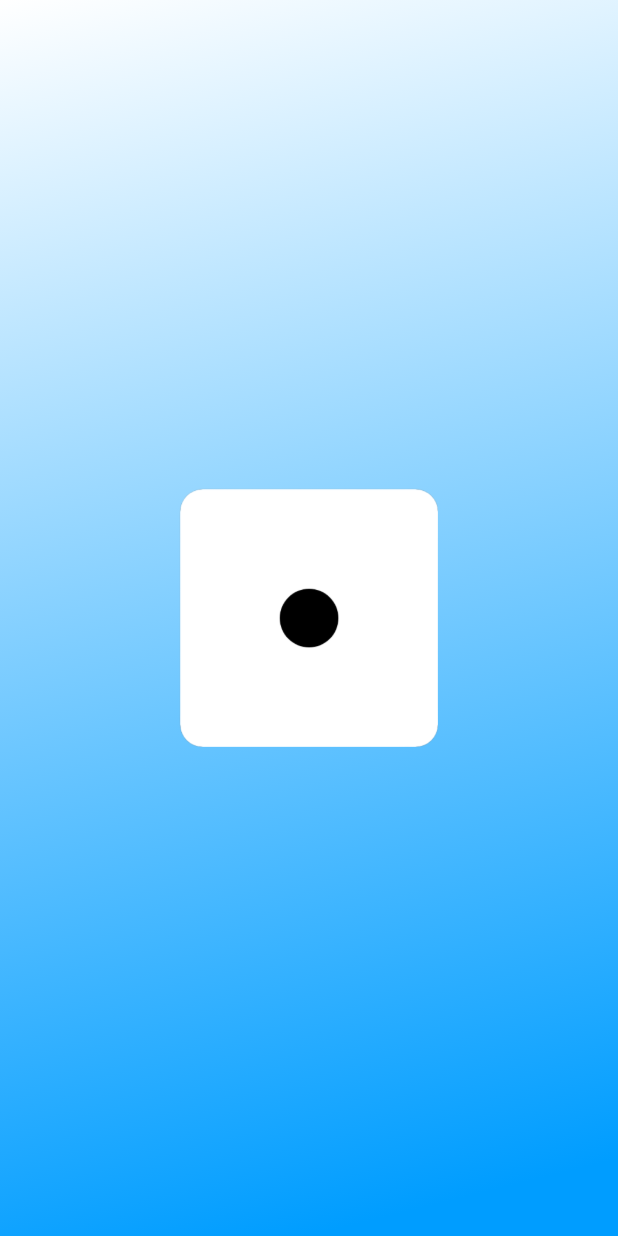
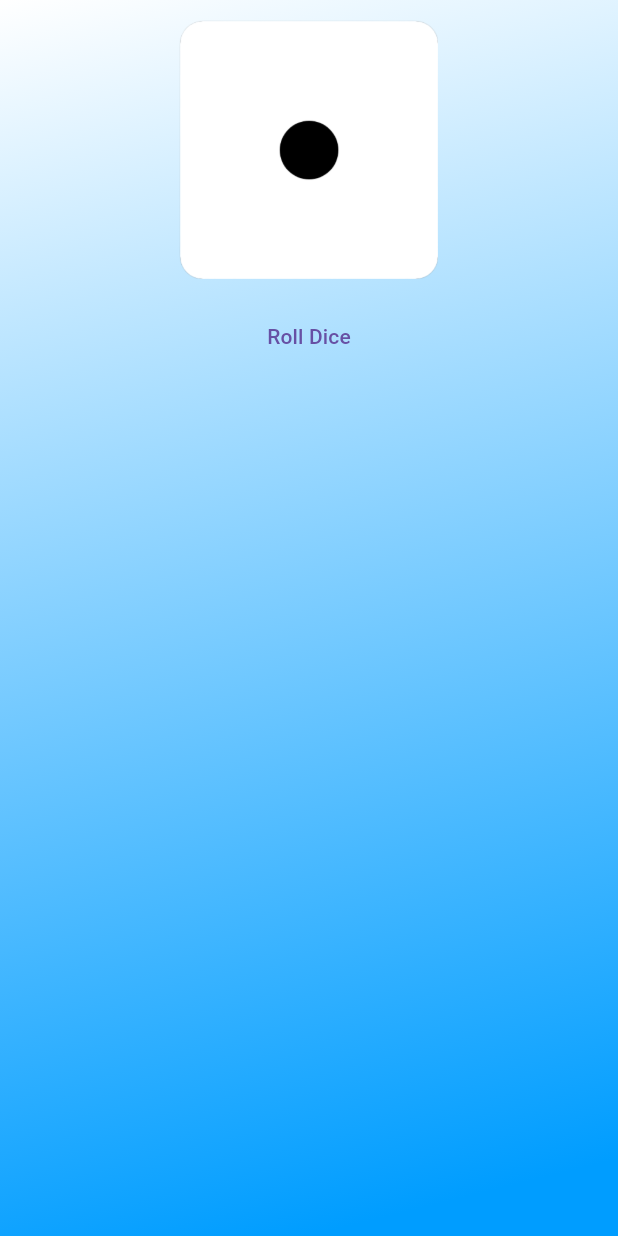
Before and after one commit to kenkzuha/weather, a Flutter app: the screen it shows after launch, on a phone screen of 412 x 824 dp. Run offline on Flutter 3.47's test engine with Material 3 defaults, Android fonts, the light colour scheme and no system bars.

Commit message:
Added Button

```diff
--- a/lib/container.dart
+++ b/lib/container.dart
@@ -3,6 +3,10 @@ import 'package:flutter/material.dart';
 class GradientContainer extends StatelessWidget {
   final Color color1;
   final Color color2;
+
+  void spin(){
+
+  }
 
   const GradientContainer(this.color1, this.color2, {super.key});
 
@@ -16,12 +20,20 @@ class GradientContainer extends StatelessWidget {
           end: Alignment.bottomCenter,
         ),
       ),
-      child: Container(
-        child: Align(
-          alignment: Alignment.center,
-          child: Image.asset('assets/images/one.png', width: 200),
+      child: Center(
+        child: Column(
+          children: [
+            Image.asset(
+                'assets/images/one.png',
+                width: 200
+            ),
+            TextButton(
+              onPressed: spin,
+              child: const Text('Roll Dice'),
+            )
+          ],
         )
-      )
+      ),
     );
   }
 }
```
